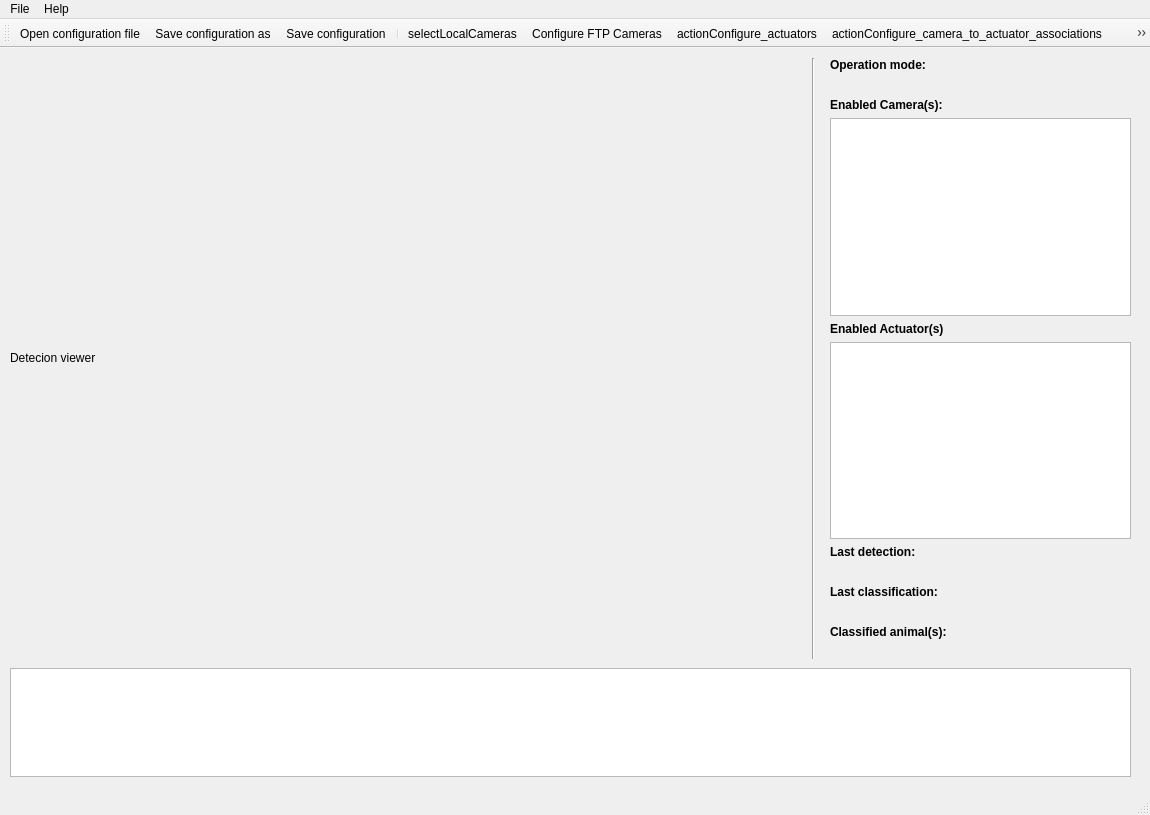
First picture: the form in wadas/ui/qt/mainwindow.ui, repository stefanodellosa-personal/WADAS, before the edit.
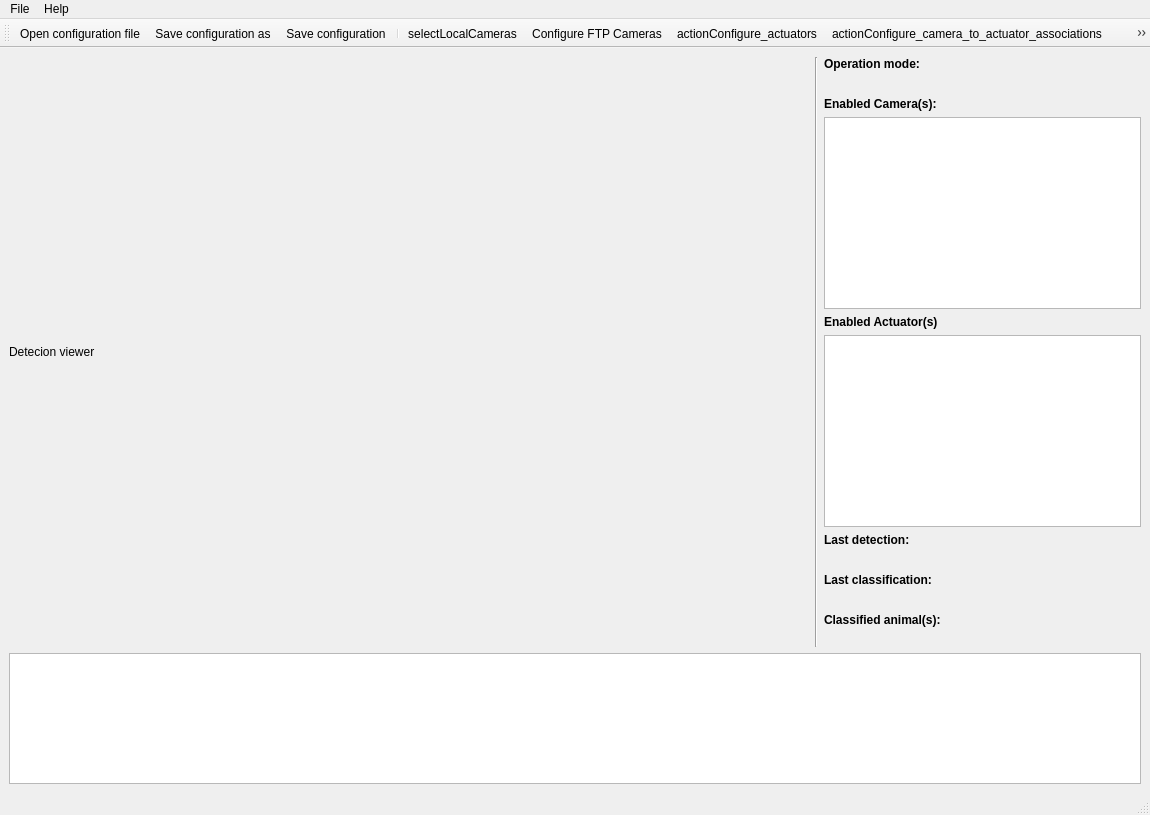
Second picture: the form after the edit. Icons and pictures are not drawn.

Commit message: Make mainwindow proportionally resizable (#80)

Diff of the .ui file:
```diff
--- a/wadas/ui/qt/mainwindow.ui
+++ b/wadas/ui/qt/mainwindow.ui
@@ -18,64 +18,25 @@
   </property>
   <property name="minimumSize">
    <size>
-    <width>1150</width>
-    <height>815</height>
+    <width>800</width>
+    <height>600</height>
    </size>
   </property>
   <property name="windowTitle">
    <string>Wild Animals Detection and Alert System (WADAS) [*]</string>
   </property>
   <widget class="QWidget" name="centralwidget">
-   <widget class="QLabel" name="label_image">
-    <property name="enabled">
-     <bool>true</bool>
-    </property>
-    <property name="geometry">
-     <rect>
-      <x>10</x>
-      <y>10</y>
-      <width>800</width>
-      <height>600</height>
-     </rect>
-    </property>
-    <property name="sizePolicy">
-     <sizepolicy hsizetype="MinimumExpanding" vsizetype="MinimumExpanding">
-      <horstretch>0</horstretch>
-      <verstretch>0</verstretch>
-     </sizepolicy>
-    </property>
-    <property name="text">
-     <string>Detecion viewer</string>
-    </property>
-   </widget>
-   <widget class="QPlainTextEdit" name="plainTextEdit_log">
-    <property name="geometry">
-     <rect>
-      <x>10</x>
-      <y>620</y>
-      <width>1121</width>
-      <height>109</height>
-     </rect>
-    </property>
-    <property name="sizePolicy">
-     <sizepolicy hsizetype="MinimumExpanding" vsizetype="Minimum">
-      <horstretch>0</horstretch>
-      <verstretch>0</verstretch>
-     </sizepolicy>
-    </property>
-   </widget>
-   <widget class="QWidget" name="verticalLayoutWidget">
-    <property name="geometry">
-     <rect>
-      <x>830</x>
-      <y>10</y>
-      <width>301</width>
-      <height>601</height>
-     </rect>
-    </property>
+   <layout class="QGridLayout" name="gridLayout" rowstretch="300,100" columnstretch="300,0,100">
+    <item row="0" column="2">
     <layout class="QVBoxLayout" name="verticalLayout">
      <item>
       <widget class="QLabel" name="label_op_mode_title">
+        <property name="sizePolicy">
+         <sizepolicy hsizetype="MinimumExpanding" vsizetype="Preferred">
+          <horstretch>0</horstretch>
+          <verstretch>0</verstretch>
+         </sizepolicy>
+        </property>
        <property name="font">
         <font>
          <bold>true</bold>
@@ -101,6 +62,12 @@
      </item>
      <item>
       <widget class="QLabel" name="label">
+        <property name="sizePolicy">
+         <sizepolicy hsizetype="MinimumExpanding" vsizetype="Preferred">
+          <horstretch>0</horstretch>
+          <verstretch>0</verstretch>
+         </sizepolicy>
+        </property>
        <property name="font">
         <font>
          <bold>true</bold>
@@ -112,10 +79,23 @@
       </widget>
      </item>
      <item>
-      <widget class="QListWidget" name="listWidget_en_cameras"/>
+       <widget class="QListWidget" name="listWidget_en_cameras">
+        <property name="sizePolicy">
+         <sizepolicy hsizetype="MinimumExpanding" vsizetype="MinimumExpanding">
+          <horstretch>0</horstretch>
+          <verstretch>0</verstretch>
+         </sizepolicy>
+        </property>
+       </widget>
      </item>
      <item>
       <widget class="QLabel" name="label_2">
+        <property name="sizePolicy">
+         <sizepolicy hsizetype="MinimumExpanding" vsizetype="Preferred">
+          <horstretch>0</horstretch>
+          <verstretch>0</verstretch>
+         </sizepolicy>
+        </property>
        <property name="font">
         <font>
          <bold>true</bold>
@@ -127,7 +107,14 @@
       </widget>
      </item>
      <item>
-      <widget class="QListWidget" name="listWidget_en_actuators"/>
+       <widget class="QListWidget" name="listWidget_en_actuators">
+        <property name="sizePolicy">
+         <sizepolicy hsizetype="MinimumExpanding" vsizetype="MinimumExpanding">
+          <horstretch>0</horstretch>
+          <verstretch>0</verstretch>
+         </sizepolicy>
+        </property>
+       </widget>
      </item>
      <item>
       <widget class="QLabel" name="label_last_detection_title">
@@ -199,20 +186,65 @@
       </widget>
      </item>
     </layout>
-   </widget>
+    </item>
+    <item row="0" column="0">
+     <widget class="QLabel" name="label_image">
+      <property name="enabled">
+       <bool>true</bool>
+      </property>
+      <property name="sizePolicy">
+       <sizepolicy hsizetype="MinimumExpanding" vsizetype="MinimumExpanding">
+        <horstretch>0</horstretch>
+        <verstretch>0</verstretch>
+       </sizepolicy>
+      </property>
+      <property name="minimumSize">
+       <size>
+        <width>400</width>
+        <height>300</height>
+       </size>
+      </property>
+      <property name="maximumSize">
+       <size>
+        <width>800</width>
+        <height>600</height>
+       </size>
+      </property>
+      <property name="text">
+       <string>Detecion viewer</string>
+      </property>
+     </widget>
+    </item>
+    <item row="1" column="0" colspan="3">
+     <widget class="QPlainTextEdit" name="plainTextEdit_log">
+      <property name="sizePolicy">
+       <sizepolicy hsizetype="MinimumExpanding" vsizetype="MinimumExpanding">
+        <horstretch>0</horstretch>
+        <verstretch>0</verstretch>
+       </sizepolicy>
+      </property>
+      <property name="minimumSize">
+       <size>
+        <width>400</width>
+        <height>100</height>
+       </size>
+      </property>
+     </widget>
+    </item>
+    <item row="0" column="1">
    <widget class="Line" name="line">
-    <property name="geometry">
-     <rect>
-      <x>803</x>
-      <y>10</y>
-      <width>20</width>
-      <height>601</height>
-     </rect>
+      <property name="sizePolicy">
+       <sizepolicy hsizetype="Fixed" vsizetype="MinimumExpanding">
+        <horstretch>0</horstretch>
+        <verstretch>0</verstretch>
+       </sizepolicy>
     </property>
     <property name="orientation">
      <enum>Qt::Orientation::Vertical</enum>
     </property>
    </widget>
+    </item>
+   </layout>
   </widget>
   <widget class="QMenuBar" name="menubar">
    <property name="geometry">
```
Left out of the diff: 2 changed lines with no effect on the pictures. Lines whose indentation alone changed are shown as unchanged. The commit also changes 1 other file.
